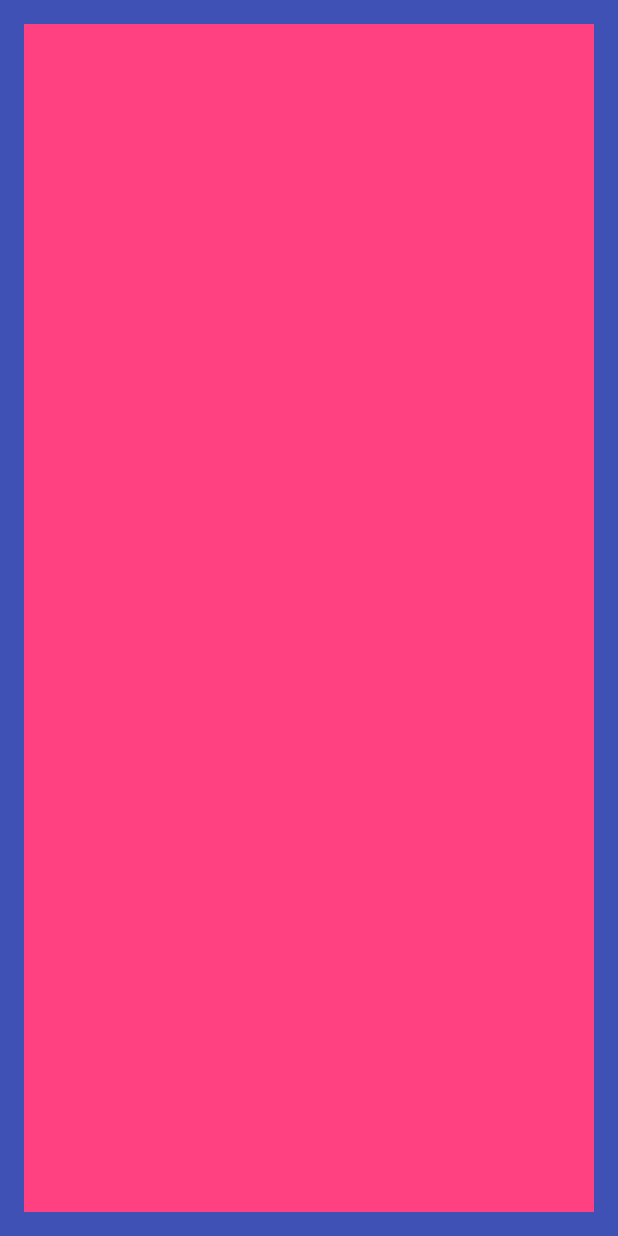
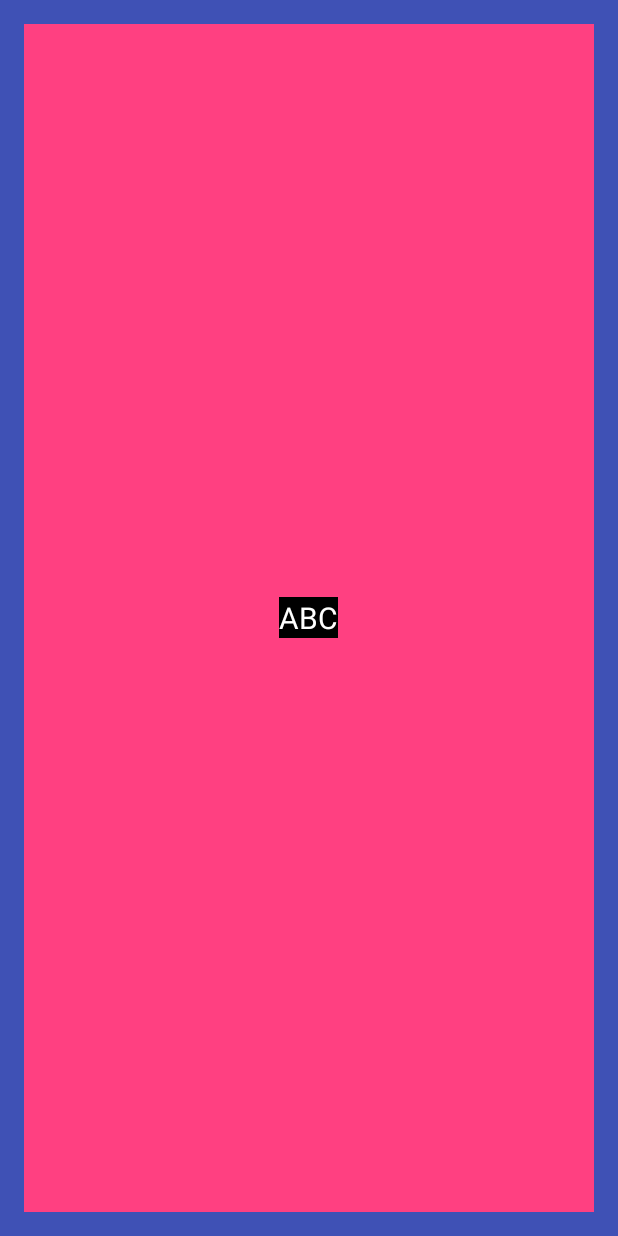
Before and after one commit to ATHBK/AvatarTinderView, an Android app: the layout item_view.xml on its own in the app's theme, with its tools: preview values and no code run, on a phone screen of 412 x 824 dp. Run offline under Robolectric (Android 15) with nearby library versions, the phone set to English and light mode, and no system bars.

```diff
--- a/app/src/main/res/layout/item_view.xml
+++ b/app/src/main/res/layout/item_view.xml
@@ -11,4 +11,22 @@
         android:layout_margin="16dp"
         android:id="@+id/imageView"
         />
+
+    <Button
+        android:layout_width="wrap_content"
+        android:layout_height="wrap_content"
+        android:id="@+id/btnDelete"
+        android:layout_gravity="right"
+        android:text="DELETE"
+        android:visibility="invisible"/>
+
+    <TextView
+        android:layout_width="wrap_content"
+        android:layout_height="wrap_content"
+        android:textColor="@android:color/white"
+        android:layout_gravity="center"
+        android:id="@+id/tv"
+        android:textSize="20sp"
+        android:text="ABC"
+        android:background="@android:color/black"/>
 </FrameLayout>
```
Also changed, not shown: app/src/main/java/com/athbk/changeavtarliketinder/AvatarAdapter.java (+34 -9 lines), app/src/main/java/com/athbk/changeavtarliketinder/DataModel.java (added, +24 -0 lines), app/src/main/java/com/athbk/changeavtarliketinder/MainActivity.java (+43 -15 lines), avatarview/src/main/java/com/athbk/avatarview/adapter/TinderRVAdapter.java (+6 -1 lines).
